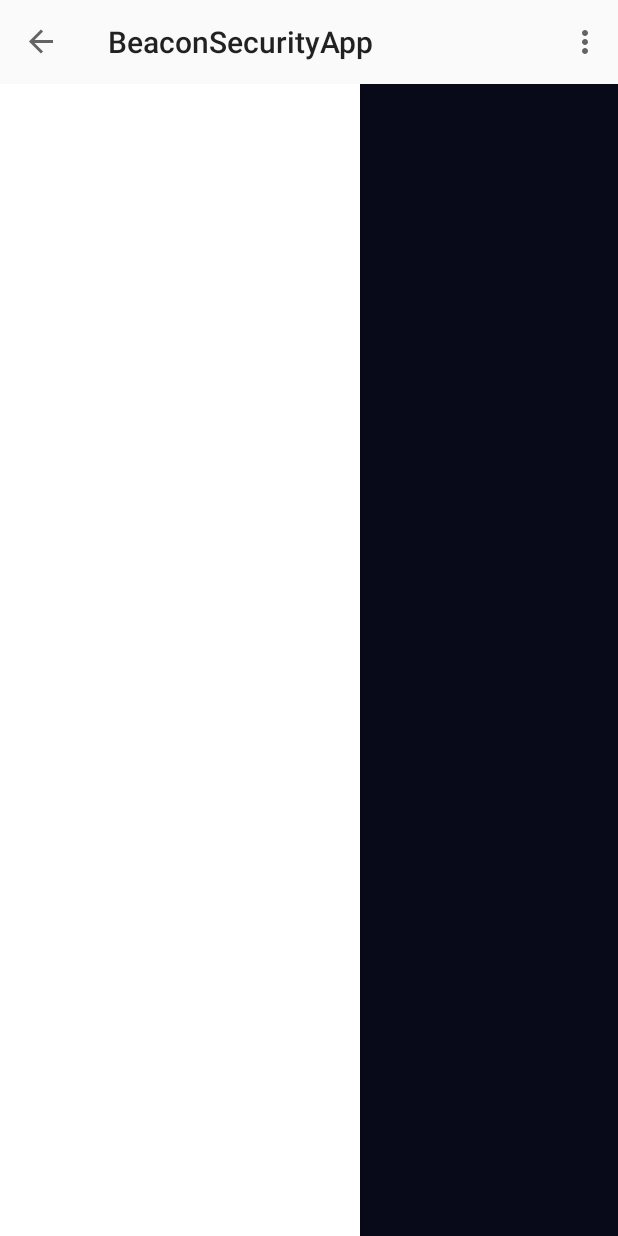
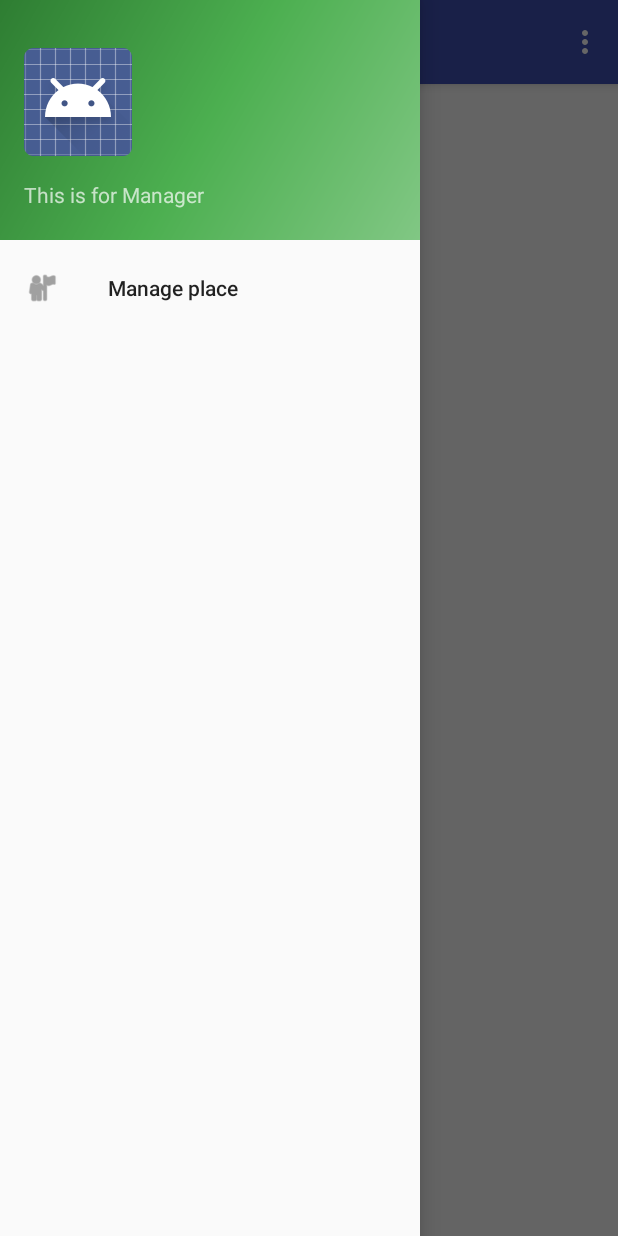
Before and after one commit to jooey247/BSP, an Android app: the mng_MainActivity screen opened directly, with no data from a screen before it, with the side drawer open, on a phone screen of 412 x 824 dp. Run offline under Robolectric (Android 15) with nearby library versions, the phone set to English and light mode, and no system bars.

Commit message:
디비스키마 업데이트-2

```diff
--- a/BeaconSecurityApp2/app/src/main/java/cse/knu/beaconsecurityapp/LoginActivity.java
+++ b/BeaconSecurityApp2/app/src/main/java/cse/knu/beaconsecurityapp/LoginActivity.java
@@ -101,10 +101,10 @@ public class LoginActivity extends Activity {
                         else if(request.equals("mng"))
                             new Signup(new MngInfo(id,pw)).execute();
                     }else {
-                        Toast.makeText(this,"PW length must longer than 4",Toast.LENGTH_SHORT).show();
+                        Toast.makeText(this,"PW must longer than 4",Toast.LENGTH_SHORT).show();
                     }
                 }else{
-                    Toast.makeText(this,"ID length musb longer thatn 1",Toast.LENGTH_SHORT).show();
+                    Toast.makeText(this,"Sorry, No ID",Toast.LENGTH_SHORT).show();
                 }
                 break;
         }
--- a/BeaconSecurityApp2/app/src/main/res/layout/mng_activity_main.xml
+++ b/BeaconSecurityApp2/app/src/main/res/layout/mng_activity_main.xml
@@ -1,46 +1,25 @@
 <?xml version="1.0" encoding="utf-8"?>
-<LinearLayout xmlns:android="http://schemas.android.com/apk/res/android"
+<android.support.v4.widget.DrawerLayout
+    xmlns:android="http://schemas.android.com/apk/res/android"
     xmlns:tools="http://schemas.android.com/tools"
-    android:orientation="vertical"
+    xmlns:app="http://schemas.android.com/apk/res-auto"
+    android:id="@+id/drawer_layout"
     android:layout_width="match_parent"
-    android:layout_height="match_parent">
+    android:layout_height="match_parent"
+    android:fitsSystemWindows="true"
+    tools:openDrawer="start">
 
-    <android.support.v7.widget.Toolbar
-        android:id="@+id/toolbar"
+    <include
+        layout="@layout/mng_app_bar_main"
         android:layout_width="match_parent"
-        android:layout_height="wrap_content"
-        android:minHeight="?attr/actionBarSize" />
+        android:layout_height="match_parent" />
 
-    <TableLayout
-        android:layout_width="match_parent"
-        android:layout_height="wrap_content"
-        android:layout_gravity="right"
-        tools:context=".MngActivity.mng_MainActivity"></TableLayout>
-
-    <android.support.v4.widget.DrawerLayout
-        android:id="@+id/drawer_layout"
-        android:layout_width="match_parent"
-        android:layout_height="match_parent"
-        tools:context=".MngActivity.mng_MainActivity">
-
-        <FrameLayout
-            android:id="@+id/container"
-            android:layout_width="match_parent"
-            android:layout_height="match_parent"
-            android:background="#303F9F">
-
-        </FrameLayout>
-
-        <View
-            android:id="@+id/drawer"
-            android:layout_width="240dp"
+        <android.support.design.widget.NavigationView
+            android:id="@+id/nav_view"
+            android:layout_width="wrap_content"
             android:layout_height="match_parent"
             android:layout_gravity="start"
-            android:background="#ffffff" />
-        <TextView
-            android:text="Mng main"
-            android:layout_width="wrap_content"
-            android:layout_height="wrap_content"
-            android:id="@+id/Textview" />
-    </android.support.v4.widget.DrawerLayout>
-</LinearLayout>
+            android:fitsSystemWindows="true"
+            app:headerLayout="@layout/mng_nav_header_main"
+            app:menu="@menu/mng_activity_main_drawer"/>
+</android.support.v4.widget.DrawerLayout>
--- a/BeaconSecurityApp2/app/src/main/res/layout/mng_app_bar_main.xml
+++ b/BeaconSecurityApp2/app/src/main/res/layout/mng_app_bar_main.xml
@@ -13,7 +13,8 @@
         android:layout_width="match_parent"
         android:theme="@style/AppTheme.AppBarOverlay">
 
-        <android.support.v7.widget.Toolbar xmlns:android="http://schemas.android.com/apk/res/android"
+        <android.support.v7.widget.Toolbar
+            xmlns:android="http://schemas.android.com/apk/res/android"
             android:id="@+id/toolbar"
             android:layout_width="match_parent"
             android:minHeight="?attr/actionBarSize"
--- a/BeaconSecurityApp2/app/src/main/res/layout/mng_content_main.xml
+++ b/BeaconSecurityApp2/app/src/main/res/layout/mng_content_main.xml
@@ -8,6 +8,7 @@
     android:paddingTop="16dp"
     android:paddingBottom="16dp"
     app:layout_behavior="@string/appbar_scrolling_view_behavior" tools:showIn="@layout/mng_app_bar_main"
-    tools:context=".MngActivity.mng_MainActivity">
+    tools:context=".MngActivity.mng_MainActivity"
+    >
 
 </RelativeLayout>
--- a/BeaconSecurityApp2/app/src/main/res/layout/mng_nav_header_main.xml
+++ b/BeaconSecurityApp2/app/src/main/res/layout/mng_nav_header_main.xml
@@ -25,7 +25,9 @@
         android:text="This is for Manager"
        />
 
-    <TextView android:layout_width="wrap_content" android:layout_height="wrap_content"
+    <TextView
+        android:layout_width="wrap_content"
+        android:layout_height="wrap_content"
         android:text="android.studio@android.com" android:id="@+id/textView" />
 
 </LinearLayout>
```
